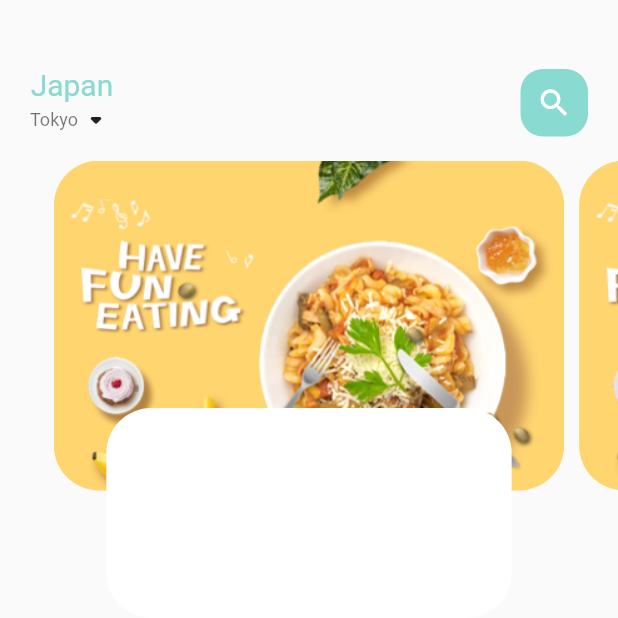
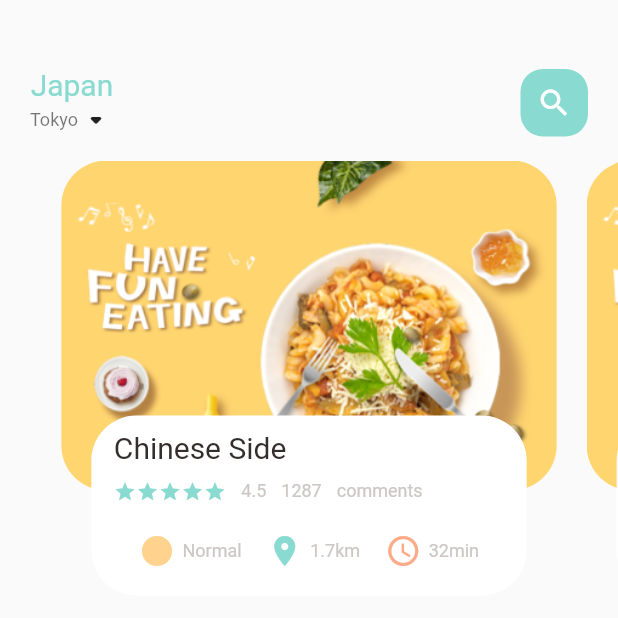
Before and after one commit to sEmoto0808/Flutter-EC-app, a Flutter app: the screen it shows after launch, on a phone screen of 412 x 824 dp, the top half of it. Run offline on Flutter 3.47's test engine with Material 2 defaults, Android fonts, the phone set to English and light mode, and no system bars.

Commit message:
overlayの中身を実装

```diff
--- a/src/lib/widgets/home/food_carousel.dart
+++ b/src/lib/widgets/home/food_carousel.dart
@@ -1,4 +1,8 @@
 import 'package:flutter/material.dart';
+import 'package:sample/utils/colors.dart';
+import 'package:sample/widgets/icon_and_text_widget.dart';
+import 'package:sample/widgets/large_text.dart';
+import 'package:sample/widgets/small_text.dart';
 
 class FoodCarousel extends StatefulWidget {
   const FoodCarousel({Key? key}) : super(key: key);
@@ -8,7 +12,6 @@ class FoodCarousel extends StatefulWidget {
 }
 
 class _FoodCarouselState extends State<FoodCarousel> {
-
   /// [PageView]のコントローラ
   final _pageController = PageController(viewportFraction: 0.85);
 
@@ -32,7 +35,7 @@ class _FoodCarouselState extends State<FoodCarousel> {
         Container(
           height: 220,
           width: double.maxFinite,
-          margin: const EdgeInsets.symmetric(horizontal: 5),
+          margin: const EdgeInsets.symmetric(horizontal: 10),
           child: ClipRRect(
             borderRadius: BorderRadius.circular(30),
             child: Image.asset(
@@ -44,11 +47,71 @@ class _FoodCarouselState extends State<FoodCarousel> {
         Align(
           alignment: Alignment.bottomCenter,
           child: Container(
-            height: 140,
-            margin: const EdgeInsets.only(left: 40, right: 40, bottom: 15,),
+            height: 120,
+            width: double.maxFinite,
+            margin: const EdgeInsets.only(
+              left: 30,
+              right: 30,
+              bottom: 30,
+            ),
             decoration: BoxDecoration(
               borderRadius: BorderRadius.circular(30),
               color: Colors.white,
+            ),
+            child: Padding(
+              padding: const EdgeInsets.only(
+                left: 15,
+                top: 10,
+                right: 15,
+              ),
+              child: Column(
+                crossAxisAlignment: CrossAxisAlignment.start,
+                children: [
+                  const LargeText(text: 'Chinese Side'),
+                  const SizedBox(height: 10),
+                  Row(
+                    children: [
+                      Wrap(
+                        children: List.generate(
+                          5,
+                          (index) => const Icon(
+                            Icons.star,
+                            color: AppColors.mainColor,
+                            size: 15,
+                          ),
+                        ),
+                      ),
+                      const SizedBox(width: 10),
+                      const SmallText(text: '4.5'),
+                      const SizedBox(width: 10),
+                      const SmallText(text: '1287'),
+                      const SizedBox(width: 10),
+                      const SmallText(text: 'comments'),
+                    ],
+                  ),
+                  const SizedBox(height: 20),
+                  Row(
+                    mainAxisAlignment: MainAxisAlignment.spaceEvenly,
+                    children: const [
+                      IconAndTextWidget(
+                        icon: Icons.circle_sharp,
+                        text: 'Normal',
+                        iconColor: AppColors.iconColor1,
+                      ),
+                      IconAndTextWidget(
+                        icon: Icons.location_on,
+                        text: '1.7km',
+                        iconColor: AppColors.mainColor,
+                      ),
+                      IconAndTextWidget(
+                        icon: Icons.access_time_rounded,
+                        text: '32min',
+                        iconColor: AppColors.iconColor2,
+                      ),
+                    ],
+                  ),
+                ],
+              ),
             ),
           ),
         ),
--- /dev/null
+++ b/src/lib/widgets/icon_and_text_widget.dart
@@ -0,0 +1,29 @@
+import 'package:flutter/material.dart';
+import 'package:sample/widgets/small_text.dart';
+
+class IconAndTextWidget extends StatelessWidget {
+  final IconData icon;
+  final String text;
+  final Color iconColor;
+
+  const IconAndTextWidget({
+    Key? key,
+    required this.icon,
+    required this.text,
+    required this.iconColor,
+  }) : super(key: key);
+
+  @override
+  Widget build(BuildContext context) {
+    return Row(
+      children: [
+        Icon(
+          icon,
+          color: iconColor,
+        ),
+        const SizedBox(width: 5),
+        SmallText(text: text),
+      ],
+    );
+  }
+}
```
